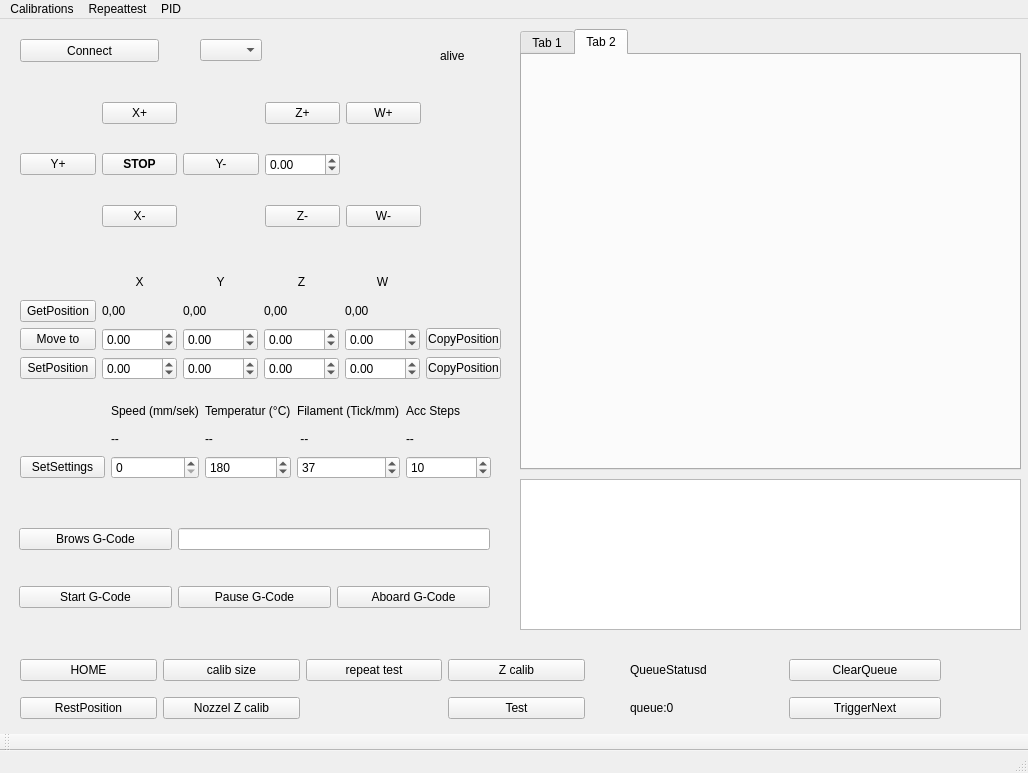
Above: CNC_MultiTool_GUI/mainwindow.ui from CNCMultiTool/CNC_MultiTool before the change. Below: the same form after it.
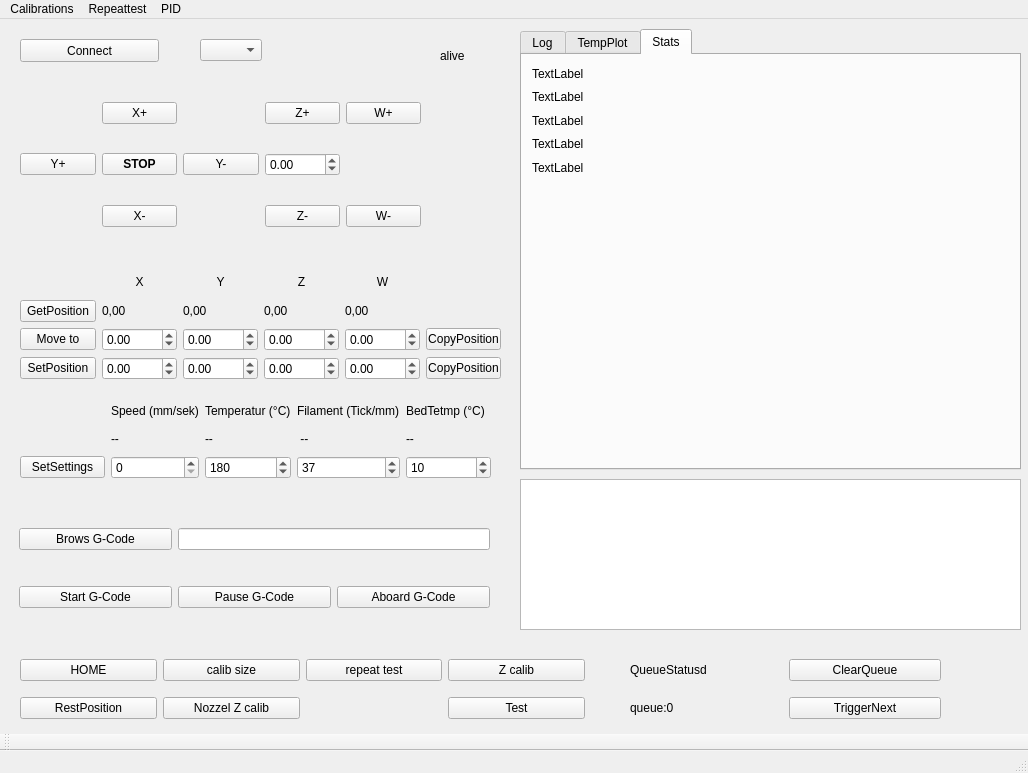
That is the form after the change. Custom widgets are drawn as their Qt base class.

```diff
--- a/CNC_MultiTool_GUI/mainwindow.ui
+++ b/CNC_MultiTool_GUI/mainwindow.ui
@@ -840,7 +840,7 @@
      <item row="0" column="4">
       <widget class="QLabel" name="label_AccSteps">
        <property name="text">
-        <string>Acc Steps</string>
+        <string>BedTetmp (°C)</string>
        </property>
       </widget>
      </item>
@@ -1066,11 +1066,11 @@
      </rect>
     </property>
     <property name="currentIndex">
-     <number>1</number>
+     <number>2</number>
     </property>
     <widget class="QWidget" name="tab">
      <attribute name="title">
-      <string>Tab 1</string>
+      <string>Log</string>
      </attribute>
      <widget class="QTextEdit" name="textEditLog">
       <property name="enabled">
@@ -1088,7 +1088,7 @@
     </widget>
     <widget class="QWidget" name="tab_2">
      <attribute name="title">
-      <string>Tab 2</string>
+      <string>TempPlot</string>
      </attribute>
      <widget class="QCustomPlot" name="Plot_PID_Temp" native="true">
       <property name="geometry">
@@ -1101,6 +1101,58 @@
       </property>
      </widget>
     </widget>
+    <widget class="QWidget" name="tab_3">
+     <attribute name="title">
+      <string>Stats</string>
+     </attribute>
+     <widget class="QWidget" name="verticalLayoutWidget">
+      <property name="geometry">
+       <rect>
+        <x>10</x>
+        <y>10</y>
+        <width>231</width>
+        <height>111</height>
+       </rect>
+      </property>
+      <layout class="QVBoxLayout" name="verticalLayout">
+       <item>
+        <widget class="QLabel" name="label_bedCalibP1">
+         <property name="text">
+          <string>TextLabel</string>
+         </property>
+        </widget>
+       </item>
+       <item>
+        <widget class="QLabel" name="label_bedCalibP2">
+         <property name="text">
+          <string>TextLabel</string>
+         </property>
+        </widget>
+       </item>
+       <item>
+        <widget class="QLabel" name="label_bedCalibP3">
+         <property name="text">
+          <string>TextLabel</string>
+         </property>
+        </widget>
+       </item>
+       <item>
+        <widget class="QLabel" name="label_bedCalibP4">
+         <property name="text">
+          <string>TextLabel</string>
+         </property>
+        </widget>
+       </item>
+       <item>
+        <widget class="QLabel" name="label_bedCalibP5">
+         <property name="text">
+          <string>TextLabel</string>
+         </property>
+        </widget>
+       </item>
+      </layout>
+     </widget>
+    </widget>
    </widget>
   </widget>
   <widget class="QMenuBar" name="menubar">
```
Left out of the diff: 16 changed lines with no effect on the pictures.
